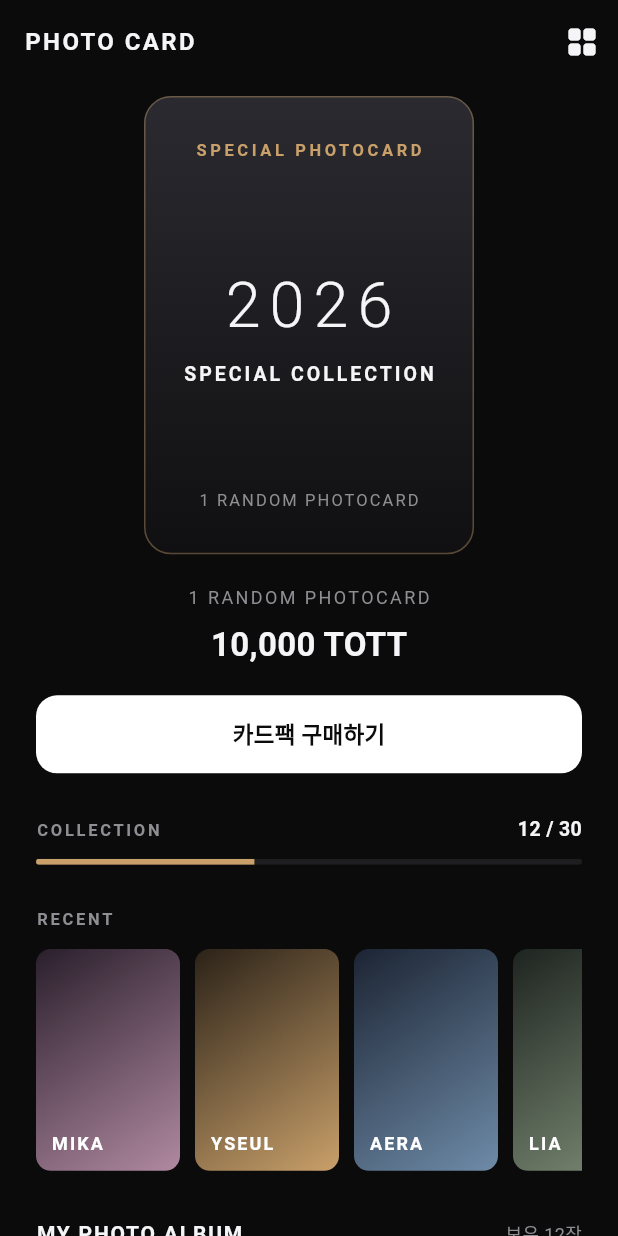
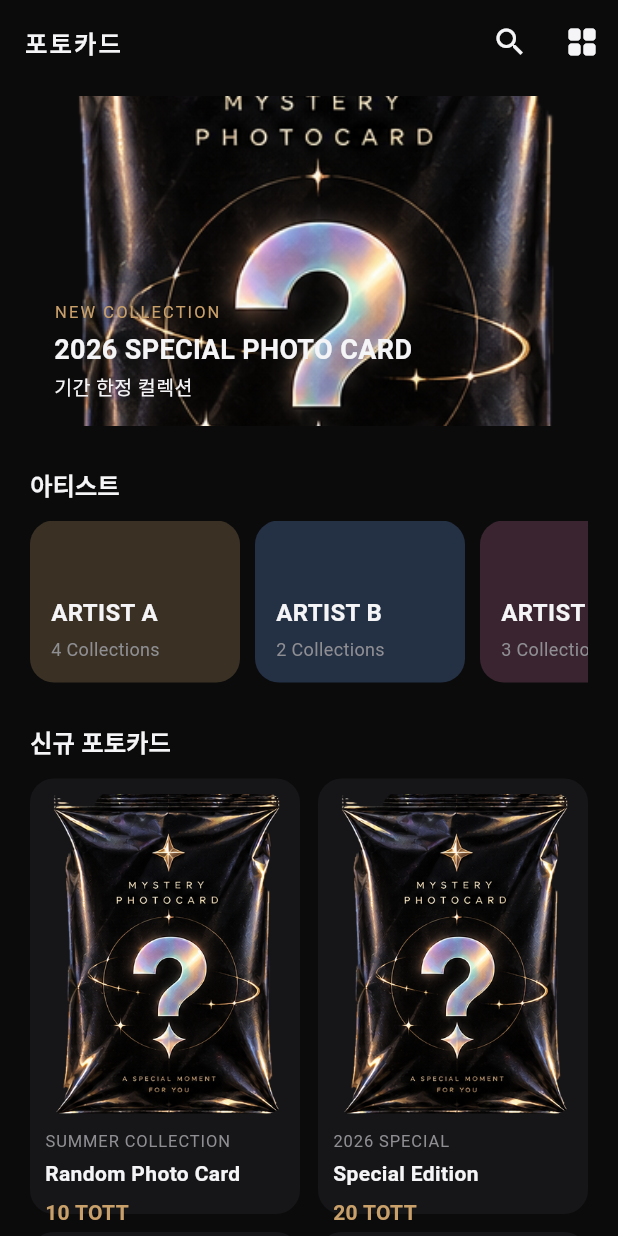
Before and after one commit to soyee-1469/photocard, a Flutter app: the screen it shows after launch, on a phone screen of 412 x 824 dp. Run offline on Flutter 3.47's test engine with Material 3 defaults, Android fonts, the phone set to English and light mode, and no system bars.

Commit message:
Add the photocard catalog home, product list, and detail.
The public preview reuses the current pack photo so the shopping flow can be opened without new artwork.

Co-authored-by: Cursor <cursoragent@cursor.com>

```diff
--- /dev/null
+++ b/flutter/lib/features/photocard/data/photocard_catalog.dart
@@ -0,0 +1,102 @@
+import '../models/artist.dart';
+import '../models/photo_card_product.dart';
+
+const artists = <Artist>[
+  Artist(id: 'a', name: 'ARTIST A', themeColor: 0xFF3A3124, collectionCount: 4),
+  Artist(id: 'b', name: 'ARTIST B', themeColor: 0xFF243044, collectionCount: 2),
+  Artist(id: 'c', name: 'ARTIST C', themeColor: 0xFF3A2430, collectionCount: 3),
+  Artist(id: 'd', name: 'ARTIST D', themeColor: 0xFF24362C, collectionCount: 2),
+];
+
+const products = <PhotoCardProduct>[
+  PhotoCardProduct(
+    id: 'summer',
+    artistId: 'a',
+    title: 'Random Photo Card',
+    collectionName: 'SUMMER COLLECTION',
+    albumName: 'ALBUM 01',
+    priceTott: 10,
+    totalCardCount: 20,
+    rarityDistribution: {'Normal': 12, 'Rare': 5, 'Epic': 2, 'Legendary': 1},
+    isNew: true,
+    isPopular: true,
+  ),
+  PhotoCardProduct(
+    id: 'special',
+    artistId: 'a',
+    title: 'Special Edition',
+    collectionName: '2026 SPECIAL',
+    albumName: 'SPECIAL',
+    priceTott: 20,
+    totalCardCount: 12,
+    rarityDistribution: {'Normal': 6, 'Rare': 3, 'Epic': 2, 'Legendary': 1},
+    isNew: true,
+    isPopular: false,
+  ),
+  PhotoCardProduct(
+    id: 'album-01',
+    artistId: 'b',
+    title: 'Random Photo Card',
+    collectionName: 'ALBUM 01',
+    albumName: 'ALBUM 01',
+    priceTott: 10,
+    totalCardCount: 16,
+    rarityDistribution: {'Normal': 10, 'Rare': 4, 'Epic': 1, 'Legendary': 1},
+    isNew: true,
+    isPopular: true,
+  ),
+  PhotoCardProduct(
+    id: 'album-02',
+    artistId: 'b',
+    title: 'Random Photo Card',
+    collectionName: 'ALBUM 02',
+    albumName: 'ALBUM 02',
+    priceTott: 15,
+    totalCardCount: 16,
+    rarityDistribution: {'Normal': 9, 'Rare': 4, 'Epic': 2, 'Legendary': 1},
+    isNew: false,
+    isPopular: true,
+  ),
+  PhotoCardProduct(
+    id: 'night',
+    artistId: 'c',
+    title: 'Random Photo Card',
+    collectionName: 'NIGHT COLLECTION',
+    albumName: 'ALBUM 01',
+    priceTott: 15,
+    totalCardCount: 18,
+    rarityDistribution: {'Normal': 11, 'Rare': 4, 'Epic': 2, 'Legendary': 1},
+    isNew: false,
+    isPopular: true,
+  ),
+  PhotoCardProduct(
+    id: 'film',
+    artistId: 'd',
+    title: 'Random Photo Card',
+    collectionName: 'FILM CUT',
+    albumName: 'SPECIAL',
+    priceTott: 10,
+    totalCardCount: 14,
+    rarityDistribution: {'Normal': 8, 'Rare': 4, 'Epic': 1, 'Legendary': 1},
+    isNew: true,
+    isPopular: false,
+  ),
+];
+
+Artist? artistById(String id) {
+  for (final artist in artists) {
+    if (artist.id == id) return artist;
+  }
+  return null;
+}
+
+PhotoCardProduct? productById(String id) {
+  for (final product in products) {
+    if (product.id == id) return product;
+  }
+  return null;
+}
+
+List<PhotoCardProduct> productsForArtist(String artistId) {
+  return products.where((product) => product.artistId == artistId).toList();
+}
--- /dev/null
+++ b/flutter/lib/features/photocard/models/photo_card_product.dart
@@ -0,0 +1,27 @@
+class PhotoCardProduct {
+  const PhotoCardProduct({
+    required this.id,
+    required this.artistId,
+    required this.title,
+    required this.collectionName,
+    required this.albumName,
+    required this.priceTott,
+    required this.totalCardCount,
+    required this.rarityDistribution,
+    required this.isNew,
+    required this.isPopular,
+    this.imageAsset = 'assets/catalog/pack.png',
+  });
+
+  final String id;
+  final String artistId;
+  final String title;
+  final String collectionName;
+  final String albumName;
+  final int priceTott;
+  final int totalCardCount;
+  final Map<String, int> rarityDistribution;
+  final bool isNew;
+  final bool isPopular;
+  final String imageAsset;
+}
--- a/flutter/lib/features/photocard/photocard.dart
+++ b/flutter/lib/features/photocard/photocard.dart
@@ -1,4 +1,7 @@
 export 'photocard_scope.dart';
 export 'photocard_theme.dart';
+export 'data/photocard_catalog.dart';
+export 'screens/artist_product_list_screen.dart';
 export 'screens/photocard_home_screen.dart';
+export 'screens/product_detail_screen.dart';
 export 'state/photocard_store.dart';
--- a/flutter/lib/features/photocard/screens/photocard_home_screen.dart
+++ b/flutter/lib/features/photocard/screens/photocard_home_screen.dart
@@ -1,158 +1,180 @@
 import 'package:flutter/material.dart';
 
+import '../data/photocard_catalog.dart';
+import '../models/photo_card_product.dart';
 import '../photocard_routes.dart';
 import '../photocard_scope.dart';
 import '../photocard_theme.dart';
-import '../widgets/collection_progress.dart';
-import '../widgets/cta_buttons.dart';
-import '../widgets/photocard_pack_card.dart';
-import '../widgets/placeholder_card_art.dart';
-import '../widgets/purchase_sheet.dart';
+import '../widgets/product_card.dart';
 
-class PhotocardHomeScreen extends StatefulWidget {
+class PhotocardHomeScreen extends StatelessWidget {
   const PhotocardHomeScreen({super.key});
 
   @override
-  State<PhotocardHomeScreen> createState() => _PhotocardHomeScreenState();
-}
-
-class _PhotocardHomeScreenState extends State<PhotocardHomeScreen> {
-  @override
   Widget build(BuildContext context) {
     final store = PhotocardScope.of(context);
-    return ListenableBuilder(
-      listenable: store,
-      builder: (context, _) {
-        if (store.openPurchaseSheet) {
-          store.consumePurchaseSheet();
-          WidgetsBinding.instance.addPostFrameCallback((_) {
-            if (mounted) {
-              showPurchaseSheet(context);
-            }
-          });
-        }
-        final recent = store.recentOwned;
+    final fresh = products.where((product) => product.isNew).toList();
+    final popular = products.where((product) => product.isPopular).toList();
+
     return Scaffold(
       backgroundColor: PhotocardTheme.bg,
       appBar: AppBar(
-            title: const Text('PHOTO CARD'),
+        title: const Text('포토카드'),
         actions: [
+          IconButton(
+            onPressed: () {
+              ScaffoldMessenger.of(context).showSnackBar(
+                const SnackBar(content: Text('검색은 다음 단계에서 연결됩니다')),
+              );
+            },
+            icon: const Icon(Icons.search, color: PhotocardTheme.text),
+          ),
           IconButton(
             onPressed: () => PhotocardNav.toAlbum(context),
             icon: const Icon(Icons.grid_view_rounded, color: PhotocardTheme.text),
-                tooltip: 'MY PHOTO ALBUM',
+            tooltip: '마이 앨범',
           ),
         ],
       ),
       body: ListView(
-            padding: const EdgeInsets.fromLTRB(24, 8, 24, 32),
+        padding: const EdgeInsets.fromLTRB(20, 8, 20, 32),
         children: [
-              const Center(child: SizedBox(width: 220, child: PhotocardPackCard())),
-              const SizedBox(height: 20),
-              const Center(
-                child: Text(
-                  '1 RANDOM PHOTOCARD',
-                  style: TextStyle(
-                    color: PhotocardTheme.muted,
-                    fontSize: 12,
-                    letterSpacing: 1.6,
+          ClipRRect(
+            borderRadius: BorderRadius.circular(20),
+            child: Stack(
+              alignment: Alignment.bottomLeft,
+              children: [
+                Image.asset('assets/catalog/pack.png', height: 220, width: double.infinity, fit: BoxFit.cover),
+                const Padding(
+                  padding: EdgeInsets.all(16),
+                  child: Column(
+                    crossAxisAlignment: CrossAxisAlignment.start,
+                    children: [
+                      Text('NEW COLLECTION', style: TextStyle(color: PhotocardTheme.gold, fontSize: 11, letterSpacing: 1.4)),
+                      SizedBox(height: 4),
+                      Text('2026 SPECIAL PHOTO CARD', style: TextStyle(color: PhotocardTheme.text, fontSize: 18, fontWeight: FontWeight.w700)),
+                      SizedBox(height: 2),
+                      Text('기간 한정 컬렉션', style: TextStyle(color: PhotocardTheme.text, fontSize: 13)),
+                    ],
+                  ),
+                ),
+              ],
+            ),
+          ),
+          const SizedBox(height: 28),
+          const _SectionTitle('아티스트'),
+          const SizedBox(height: 12),
+          SizedBox(
+            height: 108,
+            child: ListView.separated(
+              scrollDirection: Axis.horizontal,
+              itemCount: artists.length,
+              separatorBuilder: (_, __) => const SizedBox(width: 10),
+              itemBuilder: (context, index) {
+                final artist = artists[index];
+                return Material(
+                  color: Color(artist.themeColor),
+                  borderRadius: BorderRadius.circular(16),
+                  child: InkWell(
+                    borderRadius: BorderRadius.circular(16),
+                    onTap: () => PhotocardNav.toArtist(context, artist.id),
+                    child: SizedBox(
+                      width: 140,
+                      child: Padding(
+                        padding: const EdgeInsets.all(14),
+                        child: Column(
+                          crossAxisAlignment: CrossAxisAlignment.start,
+                          mainAxisAlignment: MainAxisAlignment.end,
+                          children: [
+                            Text(artist.name, style: const TextStyle(color: PhotocardTheme.text, fontSize: 16, fontWeight: FontWeight.w700)),
+                            const SizedBox(height: 4),
+                            Text('${artist.collectionCount} Collections', style: const TextStyle(color: PhotocardTheme.muted, fontSize: 12)),
+                          ],
                         ),
                       ),
                     ),
-              const SizedBox(height: 8),
-              Center(
-                child: Text(
-                  '${_money(store.pack.price)} TOTT',
-                  style: const TextStyle(
-                    color: PhotocardTheme.text,
-                    fontSize: 22,
-                    fontWeight: FontWeight.w700,
                   ),
-                ),
-              ),
-              const SizedBox(height: 18),
-              PrimaryCta(
-                label: '카드팩 구매하기',
-                onTap: () => showPurchaseSheet(context),
-              ),
-              const SizedBox(height: 28),
-              CollectionProgress(owned: store.collectedCount, total: store.totalCount),
-              const SizedBox(height: 28),
-              const Text(
-                'RECENT',
-                style: TextStyle(
-                  color: PhotocardTheme.muted,
-                  fontSize: 11,
-                  letterSpacing: 1.8,
-                  fontWeight: FontWeight.w700,
-                ),
-              ),
-              const SizedBox(height: 12),
-              SizedBox(
-                height: 148,
-                child: ListView.separated(
-                  scrollDirection: Axis.horizontal,
-                  itemCount: 4,
-                  separatorBuilder: (_, __) => const SizedBox(width: 10),
-                  itemBuilder: (context, i) {
-                    if (i >= recent.length) {
-                      return SizedBox(
-                        width: 96,
-                        child: PlaceholderCardArt(
-                          card: store.cards.first,
-                          locked: true,
-                        ),
-                      );
-                    }
-                    final card = recent[i];
-                    return SizedBox(
-                      width: 96,
-                      child: PlaceholderCardArt(card: card),
                 );
               },
             ),
           ),
-              const SizedBox(height: 32),
-              Row(
+          const SizedBox(height: 28),
+          const _SectionTitle('신규 포토카드'),
+          const SizedBox(height: 12),
+          _ProductGrid(items: fresh),
+          const SizedBox(height: 28),
+          const _SectionTitle('인기 컬렉션'),
+          const SizedBox(height: 12),
+          _ProductGrid(items: popular),
+          const SizedBox(height: 28),
+          ListenableBuilder(
+            listenable: store,
+            builder: (context, _) => Material(
+              color: PhotocardTheme.surface,
+              borderRadius: BorderRadius.circular(16),
+              child: InkWell(
+                borderRadius: BorderRadius.circular(16),
+                onTap: () => PhotocardNav.toAlbum(context),
+                child: Padding(
+                  padding: const EdgeInsets.all(16),
+                  child: Row(
                     children: [
-                  const Text(
-                    'MY PHOTO ALBUM',
-                    style: TextStyle(
-                      color: PhotocardTheme.text,
-                      fontSize: 14,
-                      fontWeight: FontWeight.w700,
-                      letterSpacing: 1.2,
+                      const Expanded(
+                        child: Column(
+                          crossAxisAlignment: CrossAxisAlignment.start,
+                          children: [
+                            Text('마이 앨범', style: TextStyle(color: PhotocardTheme.text, fontSize: 16, fontWeight: FontWeight.w700)),
+                            SizedBox(height: 4),
+                            Text('보유한 포토카드', style: TextStyle(color: PhotocardTheme.muted, fontSize: 12)),
+                          ],
                         ),
                       ),
-                  const Spacer(),
-                  Text(
-                    '보유 ${store.collectedCount}장',
-                    style: const TextStyle(color: PhotocardTheme.muted, fontSize: 12),
+                      Text('보유 ${store.collectedCount}장', style: const TextStyle(color: PhotocardTheme.gold)),
+                    ],
+                  ),
+                ),
+              ),
+            ),
           ),
         ],
       ),
-              const SizedBox(height: 14),
-              GhostCta(
-                label: '내 포토앨범 보기',
-                onTap: () => PhotocardNav.toAlbum(context),
+    );
+  }
+}
+
+class _SectionTitle extends StatelessWidget {
+  const _SectionTitle(this.label);
+  final String label;
+
+  @override
+  Widget build(BuildContext context) {
+    return Text(label, style: const TextStyle(color: PhotocardTheme.text, fontSize: 16, fontWeight: FontWeight.w700));
+  }
+}
+
+class _ProductGrid extends StatelessWidget {
+  const _ProductGrid({required this.items});
+  final List<PhotoCardProduct> items;
+
+  @override
+  Widget build(BuildContext context) {
+    return GridView.builder(
+      shrinkWrap: true,
+      physics: const NeverScrollableScrollPhysics(),
+      itemCount: items.length,
+      gridDelegate: const SliverGridDelegateWithFixedCrossAxisCount(
+        crossAxisCount: 2,
+        mainAxisSpacing: 12,
+        crossAxisSpacing: 12,
+        childAspectRatio: 0.62,
       ),
-            ],
-          ),
+      itemBuilder: (context, index) {
+        final product = items[index];
+        return ProductCard(
+          product: product,
+          onTap: () => PhotocardNav.toProduct(context, product.id),
         );
       },
     );
   }
 }
-
-String _money(int value) {
-  final s = value.toString();
-  final buf = StringBuffer();
-  for (var i = 0; i < s.length; i++) {
-    final remaining = s.length - i - 1;
-    buf.write(s[i]);
-    if (remaining > 0 && remaining % 3 == 0) {
-      buf.write(',');
-    }
-  }
-  return buf.toString();
-}
--- a/flutter/lib/features/photocard/state/photocard_store.dart
+++ b/flutter/lib/features/photocard/state/photocard_store.dart
@@ -64,6 +64,11 @@ class PhotocardStore extends ChangeNotifier {
   }
 
   PhotoCard cardById(String id) => cards.firstWhere((c) => c.id == id);
+
+  void spend(int amount) {
+    tott -= amount;
+    notifyListeners();
+  }
 
   Future<bool> purchasePack() async {
     purchaseError = null;
--- /dev/null
+++ b/flutter/lib/features/photocard/widgets/product_card.dart
@@ -0,0 +1,69 @@
+import 'package:flutter/material.dart';
+
+import '../models/photo_card_product.dart';
+import '../photocard_theme.dart';
+
+class ProductCard extends StatelessWidget {
+  const ProductCard({super.key, required this.product, required this.onTap});
+
+  final PhotoCardProduct product;
+  final VoidCallback onTap;
+
+  @override
+  Widget build(BuildContext context) {
+    return Material(
+      color: PhotocardTheme.surface,
+      borderRadius: BorderRadius.circular(16),
+      child: InkWell(
+        borderRadius: BorderRadius.circular(16),
+        onTap: onTap,
+        child: Padding(
+          padding: const EdgeInsets.all(10),
+          child: Column(
+            crossAxisAlignment: CrossAxisAlignment.start,
+            children: [
+              ClipRRect(
+                borderRadius: BorderRadius.circular(12),
+                child: AspectRatio(
+                  aspectRatio: 3 / 4,
+                  child: Image.asset(product.imageAsset, fit: BoxFit.cover),
+                ),
+              ),
+              const SizedBox(height: 10),
+              Text(
+                product.collectionName,
+                maxLines: 1,
+                overflow: TextOverflow.ellipsis,
+                style: const TextStyle(
+                  color: PhotocardTheme.muted,
+                  fontSize: 11,
+                  letterSpacing: 0.6,
+                ),
+              ),
+              const SizedBox(height: 4),
+              Text(
+                product.title,
+                maxLines: 1,
+                overflow: TextOverflow.ellipsis,
+                style: const TextStyle(
+                  color: PhotocardTheme.text,
+                  fontSize: 14,
+                  fontWeight: FontWeight.w600,
+                ),
+              ),
+              const SizedBox(height: 6),
+              Text(
+                '${product.priceTott} TOTT',
+                style: const TextStyle(
+                  color: PhotocardTheme.gold,
+                  fontSize: 14,
+                  fontWeight: FontWeight.w700,
+                ),
+              ),
+            ],
+          ),
+        ),
+      ),
+    );
+  }
+}
--- a/flutter/pubspec.yaml
+++ b/flutter/pubspec.yaml
@@ -16,3 +16,6 @@ dev_dependencies:
 
 flutter:
   uses-material-design: true
+  assets:
+    - assets/catalog/pack.png
+    - assets/catalog/card.png
```
Also changed, not shown: flutter/lib/features/photocard/models/artist.dart (added, +13 -0 lines), flutter/lib/features/photocard/photocard_routes.dart (+14 -0 lines), flutter/lib/features/photocard/screens/artist_product_list_screen.dart (added, +92 -0 lines), flutter/lib/features/photocard/screens/product_detail_screen.dart (added, +155 -0 lines), flutter/assets/catalog/card.png (added), flutter/assets/catalog/pack.png (added), preview/images/card.png (added), preview/images/pack.png (added), 3 other files. Lines whose indentation alone changed are shown as unchanged.
